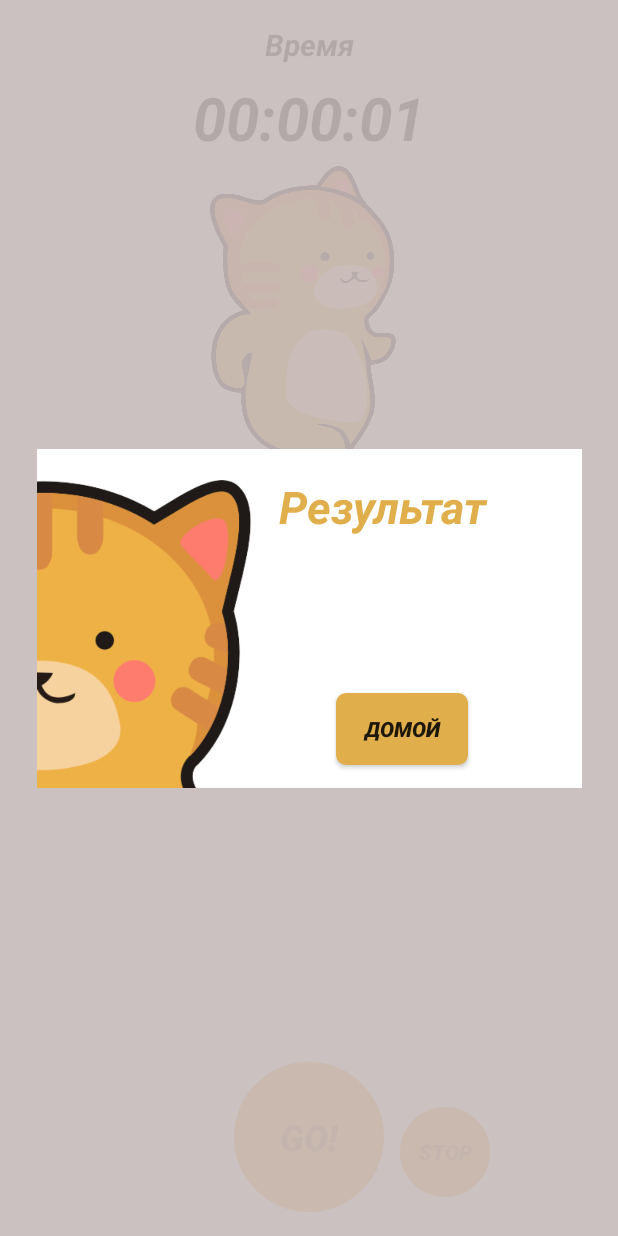
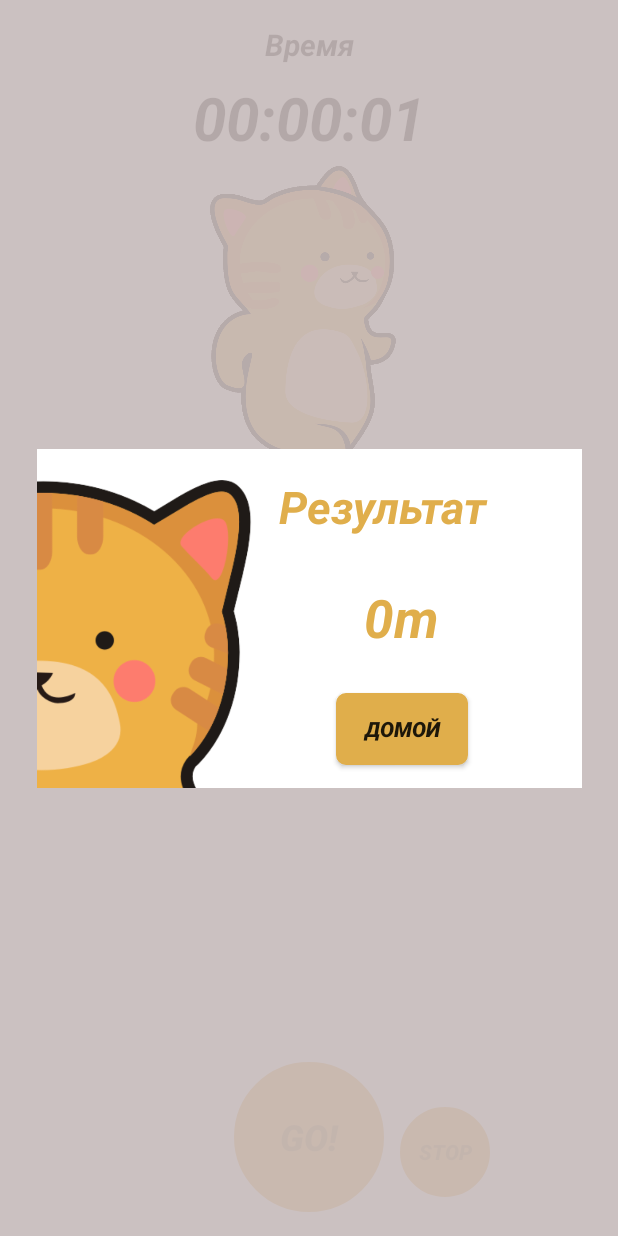
Before and after one commit to krieg31/Stepsv2, an Android app: the StartActivity screen opened directly, with no data from a screen before it, after a tap on "STOP", on a phone screen of 412 x 824 dp. Run offline under Robolectric (Android 15) with nearby library versions, the phone set to English and light mode, and no system bars; our stand-ins replace EventBus; 1 statement that could not run was skipped; 2 other taps on this screen came first.

Commit message:
Merge branch 'master' of https://github.com/krieg31/Stepsv2
# Conflicts:
#	app/src/main/res/layout/fragment_main_frag.xml
#	app/src/main/res/values/colors.xml

```diff
--- a/app/src/main/java/com/example/stepsv2/StartActivity.java
+++ b/app/src/main/java/com/example/stepsv2/StartActivity.java
@@ -62,7 +62,7 @@ public class StartActivity extends AppCompatActivity implements LocationListener
 
         hide = findViewById(R.id.hide);
         start = findViewById(R.id.Start);
-
+        result=findViewById(R.id.textView3);
         stop = findViewById(R.id.Stop);/*
         cancelBtn.setOnClickListener(new View.OnClickListener() {
             @Override
@@ -183,8 +183,7 @@ public class StartActivity extends AppCompatActivity implements LocationListener
         start.setEnabled(false);
         stop.setEnabled(false);
         hide.setVisibility(View.VISIBLE);
-        result=findViewById(R.id.textView3);
-        result=distance;
+        result.setText(senddata+"m");
 
     }
     @Override
```
